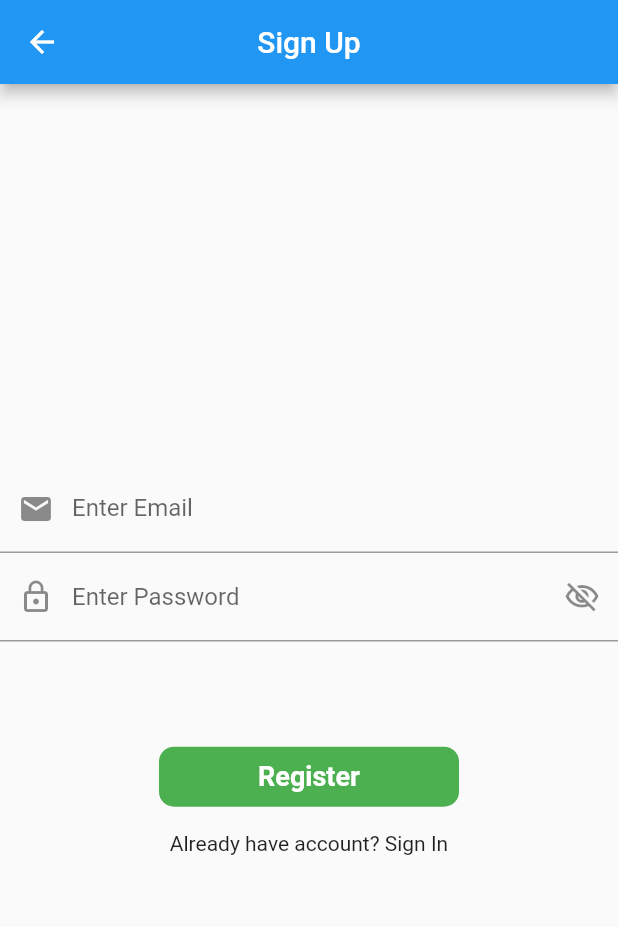
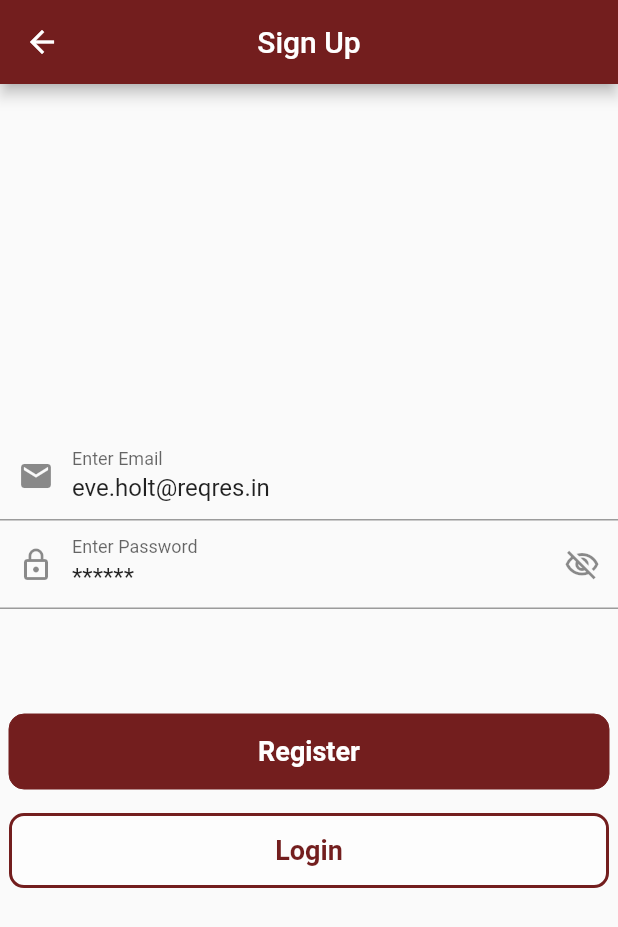
Before and after one commit to MHuzaifaKhan97/flutter_mvvm_provider, a Flutter app: the SignUpView screen opened by its route, on a phone screen of 412 x 824 dp. Shown: the top 927 px of the screen. Run offline on Flutter 3.47's test engine with Material 2 defaults, Android fonts, the light colour scheme and no system bars; our stand-ins replace fluttertoast, shared_preferences; missing offline and left inert: shared_preferences_web; accounts and stored records are empty.

Commit message:
Minor UI Updates.

```diff
--- a/lib/main.dart
+++ b/lib/main.dart
@@ -1,4 +1,5 @@
 import 'package:flutter/material.dart';
+import 'package:flutter_mvvm_provider/res/color.dart';
 import 'package:flutter_mvvm_provider/utils/routes/routes.dart';
 import 'package:flutter_mvvm_provider/utils/routes/routes_name.dart';
 import 'package:flutter_mvvm_provider/view_model/auth_view_model.dart';
@@ -22,7 +23,9 @@ class MyApp extends StatelessWidget {
       child: MaterialApp(
         title: 'Flutter MVVM',
         debugShowCheckedModeBanner: false,
-        theme: ThemeData(),
+
+        theme:
+            ThemeData(appBarTheme: AppBarTheme(color: AppColors.primaryColor)),
         // home: const LoginScreen(),
         initialRoute: RoutesName.splash,
         onGenerateRoute: Routes.generateRoute,
--- a/lib/res/color.dart
+++ b/lib/res/color.dart
@@ -4,4 +4,5 @@ class AppColors {
   static const Color blackColor = Color(0xff000000);
   static const Color whiteColor = Color(0xffffffff);
   static const Color buttonColor = Colors.green;
+  static const Color primaryColor = Color.fromARGB(255, 115, 30, 30);
 }
--- a/lib/res/components/round_button.dart
+++ b/lib/res/components/round_button.dart
@@ -4,11 +4,13 @@ import 'package:flutter_mvvm_provider/res/color.dart';
 class RoundButton extends StatelessWidget {
   final String title;
   final bool loading;
+  final bool inverse;
   final VoidCallback onPress;
   const RoundButton(
       {Key? key,
       required this.title,
       required this.onPress,
+      this.inverse = false,
       this.loading = false})
       : super(key: key);
 
@@ -17,11 +19,17 @@ class RoundButton extends StatelessWidget {
     return InkWell(
       onTap: onPress,
       child: Container(
-        height: 40,
-        width: 200,
+        height: 50,
+        width: 400,
         alignment: Alignment.center,
         decoration: BoxDecoration(
-            color: AppColors.buttonColor,
+            border: Border.all(
+              width: inverse ? 2 : 0,
+              color: AppColors.primaryColor,
+            ),
+            color: inverse
+                ? AppColors.whiteColor.withOpacity(0.5)
+                : AppColors.primaryColor,
             borderRadius: BorderRadius.circular(10)),
         child: loading
             ? const CircularProgressIndicator(
@@ -29,8 +37,9 @@ class RoundButton extends StatelessWidget {
               )
             : Text(
                 title,
-                style: const TextStyle(
-                  color: AppColors.whiteColor,
+                style: TextStyle(
+                  color:
+                      inverse ? AppColors.primaryColor : AppColors.whiteColor,
                   fontWeight: FontWeight.bold,
                   fontSize: 18,
                 ),
--- a/lib/view/signup_screen.dart
+++ b/lib/view/signup_screen.dart
@@ -19,6 +19,13 @@ class _SignUpViewState extends State<SignUpView> {
 
   FocusNode _emailNode = FocusNode();
   FocusNode _passwordNode = FocusNode();
+
+  @override
+  void initState() {
+    super.initState();
+    _emailController.text = "eve.holt@reqres.in";
+    _passwordController.text = "pistol";
+  }
 
   @override
   void dispose() {
@@ -103,12 +110,14 @@ class _SignUpViewState extends State<SignUpView> {
                   }
                 },
               ),
-              SizedBox(height: height * 0.02),
-              InkWell(
-                  onTap: () {
-                    Navigator.pushNamed(context, RoutesName.login);
-                  },
-                  child: Text("Already have account? Sign In"))
+              const SizedBox(height: 16),
+              RoundButton(
+                title: "Login",
+                inverse: true,
+                onPress: () {
+                  Navigator.pushNamed(context, RoutesName.login);
+                },
+              ),
             ],
           ),
         ));
```
Also changed, not shown: lib/generated_plugin_registrant.dart (added, +19 -0 lines), lib/view/login_view.dart (+9 -0 lines), lib/view/splash_view.dart (+23 -3 lines).
